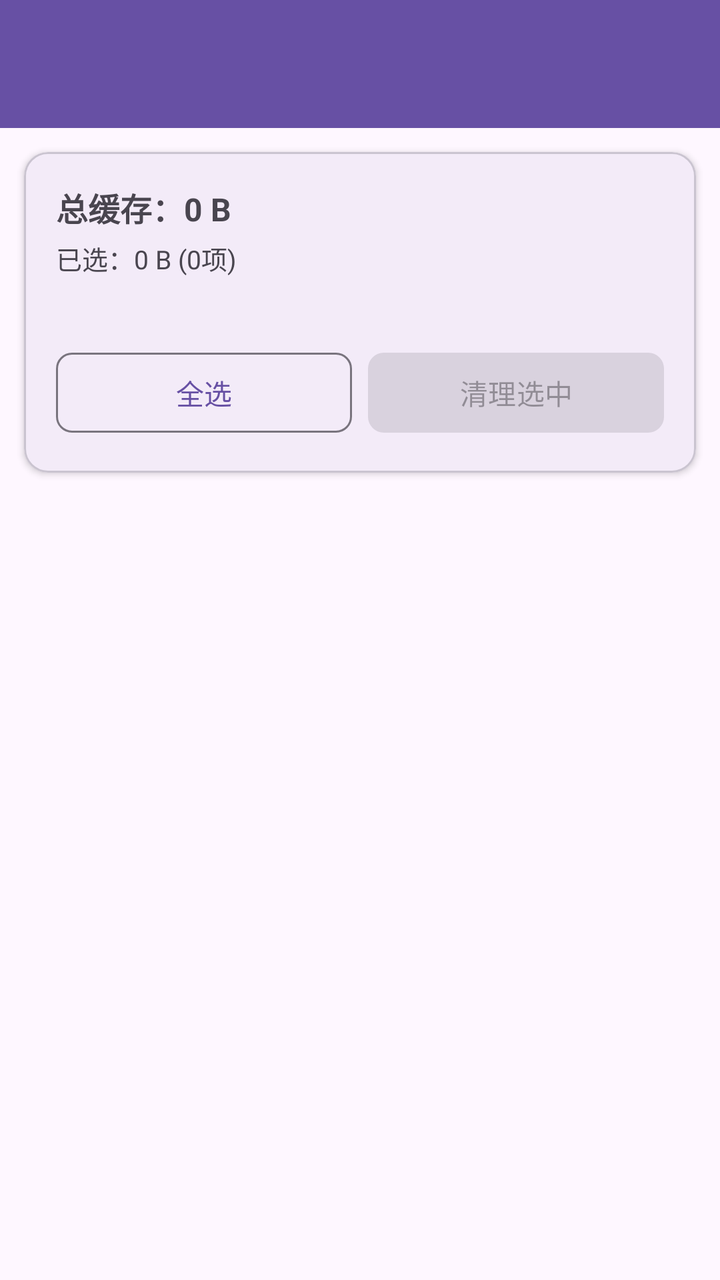
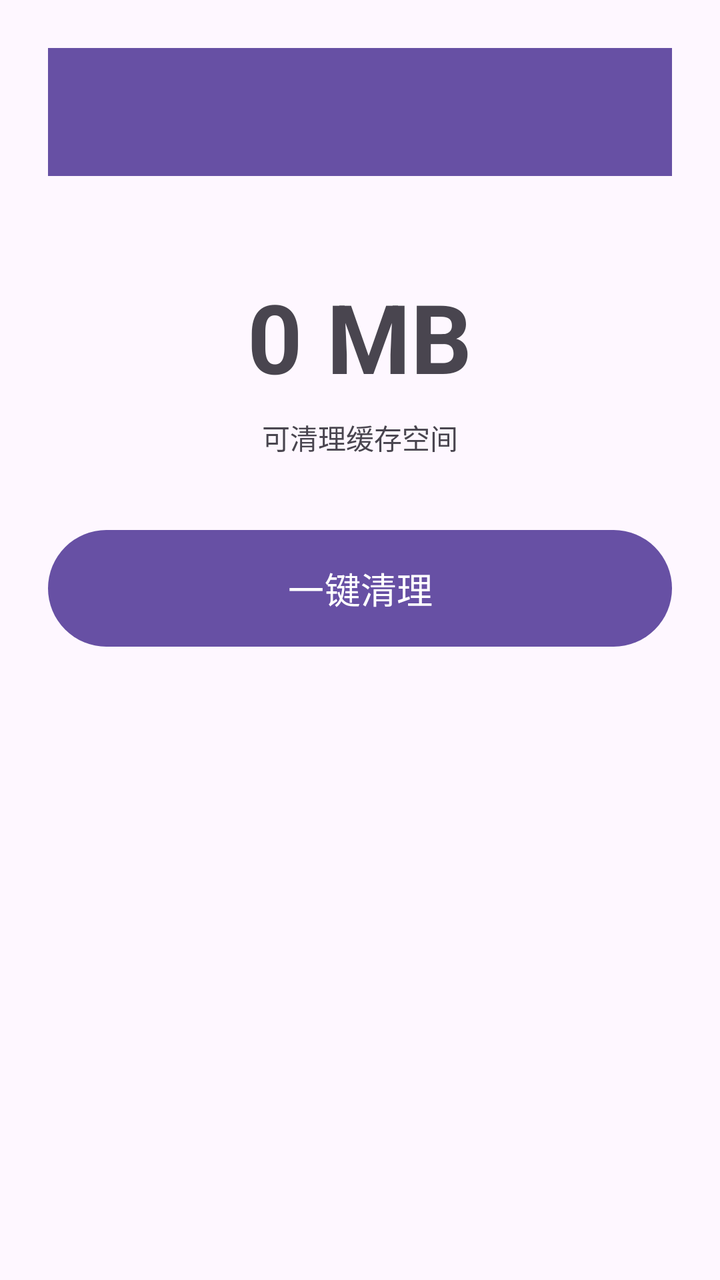

Before-and-after screenshots of an Android layout around one commit, followed by the original layout XML and the change that was made.
<!-- AndroidManifest.xml: application theme Theme.MianSecurity -->
<!-- res/layout/activity_cache_clean.xml -->
<?xml version="1.0" encoding="utf-8"?>
<LinearLayout xmlns:android="http://schemas.android.com/apk/res/android"
    xmlns:app="http://schemas.android.com/apk/res-auto"
    android:layout_width="match_parent"
    android:layout_height="match_parent"
    android:orientation="vertical">

    <com.google.android.material.appbar.MaterialToolbar
        android:id="@+id/toolbar"
        android:layout_width="match_parent"
        android:layout_height="?attr/actionBarSize"
        android:background="?attr/colorPrimary"
        app:titleTextColor="@android:color/white"
        app:navigationIconTint="@android:color/white" />

    <com.google.android.material.card.MaterialCardView
        android:layout_width="match_parent"
        android:layout_height="wrap_content"
        android:layout_margin="12dp"
        app:cardCornerRadius="12dp"
        app:cardElevation="2dp">

        <LinearLayout
            android:layout_width="match_parent"
            android:layout_height="wrap_content"
            android:orientation="vertical"
            android:padding="16dp">

            <TextView
                android:id="@+id/tv_total_cache"
                android:layout_width="match_parent"
                android:layout_height="wrap_content"
                android:text="总缓存：0 B"
                android:textSize="16sp"
                android:textStyle="bold" />

            <TextView
                android:id="@+id/tv_selected_cache"
                android:layout_width="match_parent"
                android:layout_height="wrap_content"
                android:text="已选：0 B (0项)"
                android:textSize="13sp"
                android:textColor="?android:attr/textColorSecondary"
                android:layout_marginTop="4dp" />

            <TextView
                android:id="@+id/tv_status"
                android:layout_width="match_parent"
                android:layout_height="wrap_content"
                android:text=""
                android:textSize="13sp"
                android:layout_marginTop="4dp" />

            <LinearLayout
                android:layout_width="match_parent"
                android:layout_height="wrap_content"
                android:orientation="horizontal"
                android:layout_marginTop="12dp">

                <com.google.android.material.button.MaterialButton
                    android:id="@+id/btn_select_all"
                    android:layout_width="0dp"
                    android:layout_height="wrap_content"
                    android:layout_weight="1"
                    android:text="@string/select_all"
                    android:layout_marginEnd="4dp"
                    app:cornerRadius="8dp"
                    style="@style/Widget.Material3.Button.OutlinedButton" />

                <com.google.android.material.button.MaterialButton
                    android:id="@+id/btn_clean"
                    android:layout_width="0dp"
                    android:layout_height="wrap_content"
                    android:layout_weight="1"
                    android:text="@string/clean_selected"
                    android:layout_marginStart="4dp"
                    app:cornerRadius="8dp"
                    android:enabled="false" />
            </LinearLayout>
        </LinearLayout>
    </com.google.android.material.card.MaterialCardView>

    <FrameLayout
        android:layout_width="match_parent"
        android:layout_height="match_parent">

        <androidx.recyclerview.widget.RecyclerView
            android:id="@+id/recycler_view"
            android:layout_width="match_parent"
            android:layout_height="match_parent"
            android:clipToPadding="false"
            android:padding="8dp" />

        <ProgressBar
            android:id="@+id/progress_bar"
            android:layout_width="wrap_content"
            android:layout_height="wrap_content"
            android:layout_gravity="center"
            android:visibility="gone" />
    </FrameLayout>
</LinearLayout>
<!-- resources referenced by this layout -->
<resources>
  <string name="clean_selected">清理选中</string>
  <string name="select_all">全选</string>
  <style name="Theme.MianSecurity" parent="Theme.Material3.DayNight.NoActionBar">
          <item name="colorPrimary">@color/primary</item>
          <item name="colorPrimaryVariant">@color/primary_dark</item>
          <item name="colorOnPrimary">@color/white</item>
          <item name="colorSecondary">@color/accent</item>
          <item name="colorSecondaryVariant">@color/accent</item>
          <item name="colorOnSecondary">@color/black</item>
          <item name="android:statusBarColor">?attr/colorPrimary</item>
          <item name="android:navigationBarColor">@android:color/transparent</item>
          <item name="android:windowLightStatusBar">false</item>
      </style>
  <color name="primary">#00BFA5</color>
  <color name="primary_dark">#00897B</color>
  <color name="white">#FFFFFF</color>
  <color name="accent">#00E5FF</color>
  <color name="black">#000000</color>
</resources>

<!-- the commit's change to res/layout/activity_cache_clean.xml (unified diff, before → after) -->
@@ -1,101 +1,48 @@
 <?xml version="1.0" encoding="utf-8"?>
 <LinearLayout xmlns:android="http://schemas.android.com/apk/res/android"
-    xmlns:app="http://schemas.android.com/apk/res-auto"
     android:layout_width="match_parent"
     android:layout_height="match_parent"
-    android:orientation="vertical">
+    android:orientation="vertical"
+    android:gravity="center_horizontal"
+    android:padding="24dp">
 
     <com.google.android.material.appbar.MaterialToolbar
         android:id="@+id/toolbar"
         android:layout_width="match_parent"
         android:layout_height="?attr/actionBarSize"
-        android:background="?attr/colorPrimary"
-        app:titleTextColor="@android:color/white"
-        app:navigationIconTint="@android:color/white" />
+        android:background="?attr/colorPrimary" />
 
-    <com.google.android.material.card.MaterialCardView
+    <TextView
+        android:id="@+id/tvCacheSize"
+        android:layout_width="wrap_content"
+        android:layout_height="wrap_content"
+        android:text="0 MB"
+        android:textSize="48sp"
+        android:textStyle="bold"
+        android:layout_marginTop="48dp" />
+
+    <TextView
+        android:id="@+id/tvCacheDesc"
+        android:layout_width="wrap_content"
+        android:layout_height="wrap_content"
+        android:text="可清理缓存空间"
+        android:textSize="14sp"
+        android:layout_marginTop="8dp" />
+
+    <ProgressBar
+        android:id="@+id/progressBar"
+        style="?android:attr/progressBarStyle"
+        android:layout_width="wrap_content"
+        android:layout_height="wrap_content"
+        android:layout_marginTop="24dp"
+        android:visibility="gone" />
+
+    <Button
+        android:id="@+id/btnClean"
         android:layout_width="match_parent"
         android:layout_height="wrap_content"
-        android:layout_margin="12dp"
-        app:cardCornerRadius="12dp"
-        app:cardElevation="2dp">
-
-        <LinearLayout
-            android:layout_width="match_parent"
-            android:layout_height="wrap_content"
-            android:orientation="vertical"
-            android:padding="16dp">
-
-            <TextView
-                android:id="@+id/tv_total_cache"
-                android:layout_width="match_parent"
-                android:layout_height="wrap_content"
-                android:text="总缓存：0 B"
-                android:textSize="16sp"
-                android:textStyle="bold" />
-
-            <TextView
-                android:id="@+id/tv_selected_cache"
-                android:layout_width="match_parent"
-                android:layout_height="wrap_content"
-                android:text="已选：0 B (0项)"
-                android:textSize="13sp"
-                android:textColor="?android:attr/textColorSecondary"
-                android:layout_marginTop="4dp" />
-
-            <TextView
-                android:id="@+id/tv_status"
-                android:layout_width="match_parent"
-                android:layout_height="wrap_content"
-                android:text=""
-                android:textSize="13sp"
-                android:layout_marginTop="4dp" />
-
-            <LinearLayout
-                android:layout_width="match_parent"
-                android:layout_height="wrap_content"
-                android:orientation="horizontal"
-                android:layout_marginTop="12dp">
-
-                <com.google.android.material.button.MaterialButton
-                    android:id="@+id/btn_select_all"
-                    android:layout_width="0dp"
-                    android:layout_height="wrap_content"
-                    android:layout_weight="1"
-                    android:text="@string/select_all"
-                    android:layout_marginEnd="4dp"
-                    app:cornerRadius="8dp"
-                    style="@style/Widget.Material3.Button.OutlinedButton" />
-
-                <com.google.android.material.button.MaterialButton
-                    android:id="@+id/btn_clean"
-                    android:layout_width="0dp"
-                    android:layout_height="wrap_content"
-                    android:layout_weight="1"
-                    android:text="@string/clean_selected"
-                    android:layout_marginStart="4dp"
-                    app:cornerRadius="8dp"
-                    android:enabled="false" />
-            </LinearLayout>
-        </LinearLayout>
-    </com.google.android.material.card.MaterialCardView>
-
-    <FrameLayout
-        android:layout_width="match_parent"
-        android:layout_height="match_parent">
-
-        <androidx.recyclerview.widget.RecyclerView
-            android:id="@+id/recycler_view"
-            android:layout_width="match_parent"
-            android:layout_height="match_parent"
-            android:clipToPadding="false"
-            android:padding="8dp" />
-
-        <ProgressBar
-            android:id="@+id/progress_bar"
-            android:layout_width="wrap_content"
-            android:layout_height="wrap_content"
-            android:layout_gravity="center"
-            android:visibility="gone" />
-    </FrameLayout>
+        android:text="一键清理"
+        android:textSize="18sp"
+        android:padding="16dp"
+        android:layout_marginTop="32dp" />
 </LinearLayout>
<!-- resource entries referenced after the edit -->
@@ -1,7 +1,5 @@
 <!-- resources referenced by this layout -->
 <resources>
-  <string name="clean_selected">清理选中</string>
-  <string name="select_all">全选</string>
   <style name="Theme.MianSecurity" parent="Theme.Material3.DayNight.NoActionBar">
           <item name="colorPrimary">@color/primary</item>
           <item name="colorPrimaryVariant">@color/primary_dark</item>
